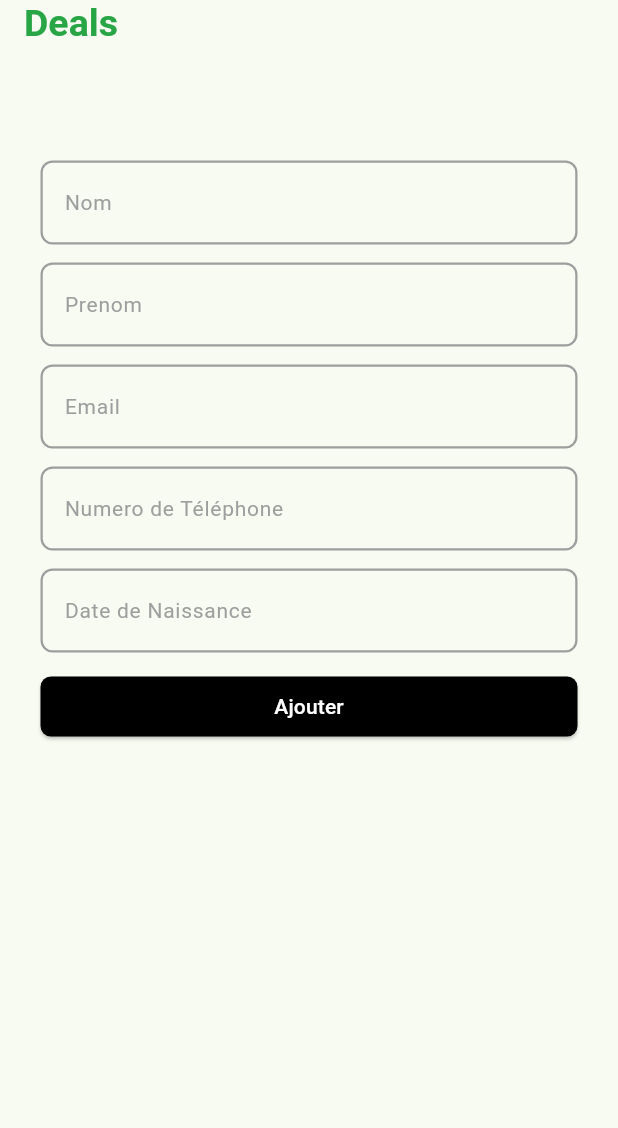
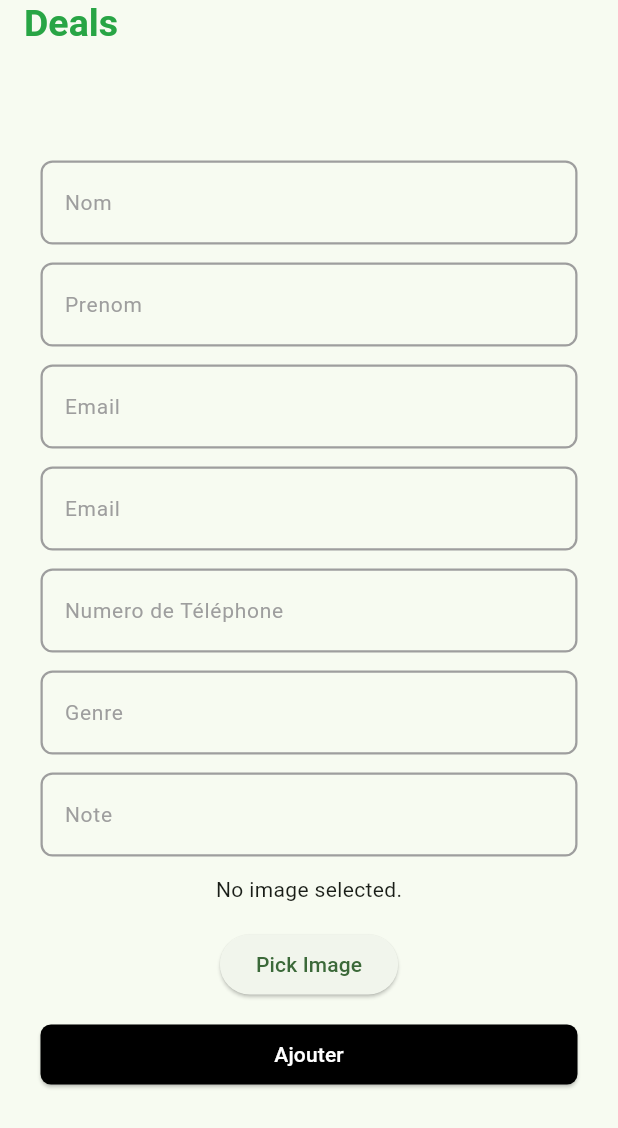
Before and after one commit to joceOG/sdealsidentification, a Flutter app: the screen it shows after launch, after a tap on "Ajouter", on a phone screen of 412 x 824 dp, the part 108-1236 px from its top. Run offline on Flutter 3.47's test engine with Material 3 defaults, Android fonts, the phone set to English and light mode, and no system bars; our stand-ins replace bloc, equatable, flutter_bloc, image_picker, sqflite; missing offline and left inert: dart:ffi; accounts and stored records are empty.

Commit message:
Other File Image Picker

```diff
--- a/lib/data/controllers/add_utilisateur_controller.dart
+++ b/lib/data/controllers/add_utilisateur_controller.dart
@@ -1,3 +1,5 @@
+import 'dart:io';
+
 import 'package:flutter/material.dart';
 
 class AddUtilisateurController {
@@ -5,10 +7,11 @@ class AddUtilisateurController {
   TextEditingController nom = TextEditingController();
   TextEditingController prenom = TextEditingController();
   TextEditingController email = TextEditingController();
+  TextEditingController motdepasse = TextEditingController();
   TextEditingController telephone = TextEditingController();
   TextEditingController genre = TextEditingController();
   TextEditingController note = TextEditingController();
-  TextEditingController photoprofil = TextEditingController();
+  File? photoprofil;
   TextEditingController idutilisateur = TextEditingController();
   TextEditingController idservice = TextEditingController();
   TextEditingController nomservice = TextEditingController();
@@ -19,4 +22,5 @@ class AddUtilisateurController {
   TextEditingController selfie = TextEditingController();
   TextEditingController verifier = TextEditingController();
 
+
 }
--- a/lib/data/models/utilisateur.dart
+++ b/lib/data/models/utilisateur.dart
@@ -1,26 +1,25 @@
 
-import 'dart:ffi';
-import 'dart:typed_data';
+import 'dart:io';
 
 class Utilisateur {
   String nom;
   String prenom;
   String email;
-  ByteBuffer photoprofil;
   String motdepasse;
   String telephone;
   String genre;
   String note;
+  File? photoprofil;
 
   Utilisateur({
     required this.nom,
     required this.prenom,
     required this.email,
-    required this.photoprofil,
     required this.motdepasse,
     required this.telephone,
     required this.genre,
     required this.note,
+    required this.photoprofil,
   });
 
   Map<String, dynamic> toMap() {
@@ -28,11 +27,11 @@ class Utilisateur {
       'nom': nom,
       'prenom': prenom,
       'email': email,
-      'photoprofil': photoprofil,
       'motdepasse': motdepasse,
       'telephone': email,
       'genre': genre,
       'note': note,
+      'photoprofil': photoprofil,
     };
   }
 }
--- a/lib/main.dart
+++ b/lib/main.dart
@@ -3,7 +3,9 @@ import 'package:flutter_bloc/flutter_bloc.dart';
 import 'package:sdealsidentification/view/add_todo/add_todo_bloc/add_todo_bloc.dart';
 import 'package:sdealsidentification/view/add_utilisateur/add_utilisateur_bloc/add_utilisateur_bloc.dart';
 import 'package:sdealsidentification/view/add_utilisateur/screens/add_utilisateur_screen.dart';
+import 'package:sdealsidentification/view/image_picker/screens/image_picker_utils.dart';
 import 'package:sdealsidentification/view/list_todos/list_bloc/list_todo_bloc.dart';
+import 'package:sdealsidentification/view/image_picker/image_picker_bloc/image_picker_bloc.dart';
 
 void main() {
   runApp(const MyApp());
@@ -20,7 +22,8 @@ class MyApp extends StatelessWidget {
       providers: [
         BlocProvider<AddUtilisateurBloc>(
           create: (context) => addUtilisateurBloc,
-        )
+        ),
+        BlocProvider(create: (_) => ImagePickerBloc(ImagePickerUtils())),
       ],
       child: MaterialApp(
         title: 'Soutrali Deals',
--- a/lib/view/add_utilisateur/add_utilisateur_bloc/add_utilisateur_bloc.dart
+++ b/lib/view/add_utilisateur/add_utilisateur_bloc/add_utilisateur_bloc.dart
@@ -1,13 +1,22 @@
-import 'package:bloc/bloc.dart';
+//import 'dart:html';
+import 'dart:io';
+
 import 'package:equatable/equatable.dart';
+import 'package:image_picker/image_picker.dart';
 import 'package:sdealsidentification/data/models/todo.dart';
+import 'package:sdealsidentification/data/models/utilisateur.dart';
 import 'package:sdealsidentification/data/services/database_service.dart';
 
 import 'package:sdealsidentification/view/add_utilisateur/add_utilisateur_bloc/add_utilisateur_event.dart';
 import 'package:sdealsidentification/view/add_utilisateur/add_utilisateur_bloc/add_utilisateur_state.dart';
+import 'package:sdealsidentification/data/controllers/add_utilisateur_controller.dart';
+import 'package:bloc/bloc.dart';
+import 'package:http/http.dart' as http;
+
+import 'package:http/http.dart';
 
 class AddUtilisateurBloc extends Bloc<AddUtilisateurEvent, AddUtilisateurState> {
-  final DatabaseService databaseService = DatabaseService.instance;
+  //final DatabaseService databaseService = DatabaseService.instance;
 
   AddUtilisateurBloc() : super(AddUtilisateurInitialState()) {
     on<AddUtilisateurEvent>((event, emit) async {
@@ -17,15 +26,88 @@ class AddUtilisateurBloc extends Bloc<AddUtilisateurEvent, AddUtilisateurState>
       }
 
       if(event is AddUtilisateurButtonPressed) {
-        try {
-          Todo todo = event.todo;
+        print("User Click")  ;
+        Utilisateur utilisateur = event.utilisateur;
 
-          await databaseService.insertTodo(todo);
+        var request = http.MultipartRequest('POST', Uri.parse('http://localhost:3000/api/utilisateur'));
+        request.fields.addAll({
+          'nom': utilisateur.nom,
+          'prenom': utilisateur.prenom,
+          'email': utilisateur.email,
+          'motdepasse': utilisateur.motdepasse,
+          'telephone': utilisateur.telephone,
+          'genre': utilisateur.genre,
+          'note': utilisateur.note,
+        });
+        request.files.add(await http.MultipartFile.fromPath('photoprofil' ,
+            utilisateur.photoprofil!.path ));
+
+        http.StreamedResponse response = await request.send();
+
+        if (response.statusCode == 200) {
+          print(await response.stream.bytesToString());
           emit(AddUtilisateurSuccessState());
-        } catch (e) {
+        }
+        else {
+          print(response.reasonPhrase);
           emit(const AddUtilisateurErrorState(message: 'Une erreur est surveneue'));
+
         }
+
+
+
       }
+      if(event is AddUtilisateurButtonPressed) {
+            print("User Click")  ;
+          Utilisateur utilisateur = event.utilisateur;
+
+          var request = http.MultipartRequest('POST', Uri.parse('http://localhost:3000/api/utilisateur'));
+          request.fields.addAll({
+            'nom': utilisateur.nom,
+            'prenom': utilisateur.prenom,
+            'email': utilisateur.email,
+            'motdepasse': utilisateur.motdepasse,
+            'telephone': utilisateur.telephone,
+            'genre': utilisateur.genre,
+            'note': utilisateur.note,
+          });
+          request.files.add(await http.MultipartFile.fromPath('photoprofil' ,
+               utilisateur.photoprofil!.path ));
+
+          http.StreamedResponse response = await request.send();
+
+          if (response.statusCode == 200) {
+            print(await response.stream.bytesToString());
+            emit(AddUtilisateurSuccessState());
+          }
+          else {
+            print(response.reasonPhrase);
+            emit(const AddUtilisateurErrorState(message: 'Une erreur est surveneue'));
+
+          }
+
+
+
+      }
+
+
     });
   }
+
+  @override
+  Stream<AddUtilisateurState> mapEventToState(AddUtilisateurEvent event) async* {
+    print('PickImage') ;
+    if (event is PickImage) {
+      try {
+        final picker = ImagePicker();
+        final pickedFile = await picker.pickImage(source: ImageSource.gallery);
+        if (pickedFile != null) {
+          yield ImagePicked(File(pickedFile.path));
+        }
+      } catch (e) {
+        yield FormSubmissionError('Failed to pick image');
+      }
+    }
+  }
+
 }
--- a/lib/view/add_utilisateur/add_utilisateur_bloc/add_utilisateur_event.dart
+++ b/lib/view/add_utilisateur/add_utilisateur_bloc/add_utilisateur_event.dart
@@ -2,6 +2,8 @@ import 'package:equatable/equatable.dart';
 import 'package:sdealsidentification/view/add_todo/add_todo_bloc/add_todo_bloc.dart';
 
 import '../../../data/models/todo.dart';
+import '../../../data/models/utilisateur.dart';
+
 
 abstract class AddUtilisateurEvent extends Equatable {
   const AddUtilisateurEvent();
@@ -13,10 +15,14 @@ abstract class AddUtilisateurEvent extends Equatable {
 class AddUtilisateurInitialEvent extends AddUtilisateurEvent {}
 
 class AddUtilisateurButtonPressed extends AddUtilisateurEvent {
-  final Todo todo;
+  final Utilisateur utilisateur;
 
-  const AddUtilisateurButtonPressed({required this.todo});
+  const AddUtilisateurButtonPressed({required this.utilisateur});
+
 
   @override
-  List<Object> get props => [todo];
+  List<Object> get props => [utilisateur];
 }
+
+class PickImage extends AddUtilisateurEvent {
+}
--- a/lib/view/add_utilisateur/add_utilisateur_bloc/add_utilisateur_state.dart
+++ b/lib/view/add_utilisateur/add_utilisateur_bloc/add_utilisateur_state.dart
@@ -1,4 +1,7 @@
+import 'dart:io';
+
 import 'package:equatable/equatable.dart';
+import 'package:flutter/cupertino.dart';
 import 'package:sdealsidentification/view/add_utilisateur/add_utilisateur_bloc/add_utilisateur_bloc.dart';
 
 abstract class AddUtilisateurState extends Equatable {
@@ -8,7 +11,7 @@ abstract class AddUtilisateurState extends Equatable {
   List<Object> get props => [];
 }
 
-final class AddUtilisateurInitialState extends AddUtilisateurState {}
+class AddUtilisateurInitialState extends AddUtilisateurState {}
 
 class LoadingAddUtilisateurState extends AddUtilisateurState {}
 
@@ -21,3 +24,21 @@ class AddUtilisateurErrorState extends AddUtilisateurState {
   @override
   List<Object> get props => [message];
 }
+
+class ImagePicked extends AddUtilisateurState {
+  final File photoprofil;
+
+  const ImagePicked(this.photoprofil);
+
+  @override
+  List<Object> get props => [photoprofil];
+}
+
+class FormSubmissionError extends AddUtilisateurState  {
+  final String error;
+
+  FormSubmissionError(this.error);
+
+  @override
+  List<Object> get props => [error];
+}
--- a/lib/view/add_utilisateur/screens/add_utilisateur_screen.dart
+++ b/lib/view/add_utilisateur/screens/add_utilisateur_screen.dart
@@ -5,6 +5,8 @@ import 'package:sdealsidentification/data/models/todo.dart';
 import 'package:sdealsidentification/view/add_utilisateur/add_utilisateur_bloc/add_utilisateur_bloc.dart';
 import 'package:sdealsidentification/view/add_utilisateur/add_utilisateur_bloc/add_utilisateur_event.dart';
 import 'package:sdealsidentification/view/add_utilisateur/add_utilisateur_bloc/add_utilisateur_state.dart';
+import 'dart:io';
+import '../../../data/models/utilisateur.dart';
 
 class AddUtilisateurScreen extends StatefulWidget {
   const AddUtilisateurScreen({super.key});
@@ -62,7 +64,8 @@ class _AddUtilisateurScreenState extends State<AddUtilisateurScreen> {
           ),
         ),
       ),
-      body: Container(
+      body: SingleChildScrollView(
+         child: Container(
         height: MediaQuery.of(context).size.height / 0.8,
         padding: const EdgeInsets.symmetric(horizontal: 12, vertical: 12),
         child: Form(
@@ -80,6 +83,13 @@ class _AddUtilisateurScreenState extends State<AddUtilisateurScreen> {
                       return messageText(
                           message: 'Utilisateur ajouté', type: 'success');
                     }
+                    else if (state is ImagePicked) {
+                      print("image pick click");
+                      setState(() {
+                        addUtilisateurController.photoprofil = state.photoprofil;
+                      });
+                    }
+
                     return Container();
                   },
                 ),
@@ -99,32 +109,69 @@ class _AddUtilisateurScreenState extends State<AddUtilisateurScreen> {
                   height: 12,
                 ),
                 formField(
-                    controller: addUtilisateurController.prenom,
+                    controller: addUtilisateurController.email,
                     hintText: 'Email'),
                 const SizedBox(
                   height: 12,
                 ),
                 formField(
-                    controller: addUtilisateurController.prenom,
+                    controller: addUtilisateurController.motdepasse,
+                    hintText: 'Email'),
+                const SizedBox(
+                  height: 12,
+                ),
+                formField(
+                    controller: addUtilisateurController.telephone,
                     hintText: 'Numero de Téléphone'),
                 const SizedBox(
                   height: 12,
                 ),
                 formField(
-                    controller: addUtilisateurController.prenom,
-                    hintText: 'Date de Naissance'),
+                    controller: addUtilisateurController.genre,
+                    hintText: 'Genre'),
+                const SizedBox(
+                  height: 12,
+                ),
+                formField(
+                    controller: addUtilisateurController.note,
+                    hintText: 'Note'),
+                const SizedBox(
+                  height: 12,
+                ),
+                addUtilisateurController.photoprofil == null
+                    ? Text('No image selected.')
+                    : Image.file(addUtilisateurController.photoprofil!),
+                SizedBox(height: 16.0),
+                ElevatedButton(
+                  onPressed: () {
+                     print('checking');
+
+                    BlocProvider.of<AddUtilisateurBloc>(context)
+                        .add(PickImage());
+                  },
+                  child: Text('Pick Image'),
+                ),
                 const SizedBox(
                   height: 12,
                 ),
                 ElevatedButton(
                     onPressed: () {
+                      print("Click");
                       if (isFormValid()) {
-                        Todo todo = Todo(
-                            title: addUtilisateurController.nom.value.text,
-                            content:
-                                addUtilisateurController.prenom.value.text);
+                        Utilisateur utilisateur = Utilisateur(
+                            nom: addUtilisateurController.nom.value.text,
+                            prenom: addUtilisateurController.prenom.value.text,
+                            email: addUtilisateurController.email.value.text,
+                            motdepasse: addUtilisateurController.nom.value.text,
+                            telephone: addUtilisateurController.telephone.value.text,
+                            genre: addUtilisateurController.genre.value.text,
+                            note: addUtilisateurController.note.value.text,
+                            photoprofil: addUtilisateurController.photoprofil
+                        );
+                        print(utilisateur);
+                        print("End User");
                         BlocProvider.of<AddUtilisateurBloc>(context)
-                            .add(AddUtilisateurButtonPressed(todo: todo));
+                            .add(AddUtilisateurButtonPressed(utilisateur: utilisateur));
                       }
                     },
                     style: ElevatedButton.styleFrom(
@@ -142,7 +189,7 @@ class _AddUtilisateurScreenState extends State<AddUtilisateurScreen> {
             ),
           ),
         ),
-      ),
+      ), ),
     );
   }
 
@@ -168,7 +215,14 @@ class _AddUtilisateurScreenState extends State<AddUtilisateurScreen> {
 
   bool isFormValid() =>
       addUtilisateurController.nom.text.isNotEmpty &&
-      addUtilisateurController.prenom.text.isNotEmpty;
+      addUtilisateurController.prenom.text.isNotEmpty &&
+          addUtilisateurController.email.text.isNotEmpty &&
+          addUtilisateurController.motdepasse.text.isNotEmpty &&
+          addUtilisateurController.telephone.text.isNotEmpty &&
+          addUtilisateurController.genre.text.isNotEmpty &&
+          addUtilisateurController.note.text.isNotEmpty &&
+          addUtilisateurController.photoprofil != null
+  ;
 
   Center messageText({
     required String message,
--- /dev/null
+++ b/lib/view/image_picker/image_picker_bloc/image_picker_bloc.dart
@@ -0,0 +1,29 @@
+import 'package:bloc/bloc.dart';
+import 'package:equatable/equatable.dart';
+import 'package:image_picker/image_picker.dart';
+
+
+import '../screens/image_picker_utils.dart';
+
+part 'image_picker_event.dart';
+part 'image_picker_state.dart';
+
+class ImagePickerBloc extends Bloc<ImagePickerEvent, ImagePickerState> {
+  final ImagePickerUtils imagePickerUtils ;
+  ImagePickerBloc(
+      this.imagePickerUtils
+      ) : super(const ImagePickerState()) {
+    on<CameraCapture>(_cameraCapture);
+    on<GalleryPicker>(_galleryPicker);
+  }
+
+  void _cameraCapture(CameraCapture event , Emitter<ImagePickerState> emit)async{
+    XFile? file = await imagePickerUtils.cameraCapture();
+    emit(state.copyWith(file: file));
+  }
+
+  void _galleryPicker(GalleryPicker event , Emitter<ImagePickerState> emit)async{
+    XFile? file = await imagePickerUtils.pickImageFromGallery();
+    emit(state.copyWith(file: file));
+  }
+}
--- /dev/null
+++ b/lib/view/image_picker/image_picker_bloc/image_picker_event.dart
@@ -0,0 +1,12 @@
+part of 'image_picker_bloc.dart';
+
+abstract class ImagePickerEvent extends Equatable{
+  const ImagePickerEvent();
+
+  @override
+  List<Object> get props => [];
+}
+
+
+class CameraCapture extends ImagePickerEvent {}
+class GalleryPicker extends ImagePickerEvent {}
--- /dev/null
+++ b/lib/view/image_picker/image_picker_bloc/image_picker_state.dart
@@ -0,0 +1,21 @@
+part of 'image_picker_bloc.dart';
+
+
+class ImagePickerState extends Equatable{
+  final XFile? file ;
+
+  const ImagePickerState({
+    this.file
+  }) ;
+
+  ImagePickerState copyWith({XFile? file}){
+    return ImagePickerState(
+        file : file ?? this.file
+    );
+  }
+
+  @override
+  // TODO: implement props
+  List<Object?> get props => [file];
+
+}
--- /dev/null
+++ b/lib/view/image_picker/screens/image_picker_screen.dart
@@ -0,0 +1,44 @@
+
+
+import 'dart:io';
+
+import 'package:sdealsidentification/view/image_picker/image_picker_bloc/image_picker_bloc.dart';
+import 'package:flutter/material.dart';
+import 'package:flutter_bloc/flutter_bloc.dart';
+
+class ImagePickerScreen extends StatefulWidget {
+  const ImagePickerScreen({Key? key}) : super(key: key);
+
+  @override
+  State<ImagePickerScreen> createState() => _ImagePickerScreenState();
+}
+
+class _ImagePickerScreenState extends State<ImagePickerScreen> {
+
+  @override
+  Widget build(BuildContext context) {
+    return  Scaffold(
+      body: Center(
+        child: BlocBuilder<ImagePickerBloc , ImagePickerState>(
+            builder: (context, state){
+              return state.file == null ? InkWell(
+                onTap: (){
+                  context.read<ImagePickerBloc>().add(GalleryPicker());
+                },
+                child: const CircleAvatar(
+                  radius: 20,
+                  child: Icon(Icons.camera),
+
+                ),
+              ) : Image.file(File(state.file!.path.toString()),height: 200,width: 200,);
+            }
+        ),
+      ),
+      floatingActionButton: FloatingActionButton(
+        onPressed: (){
+
+        },
+      ),
+    );
+  }
+}
--- /dev/null
+++ b/lib/view/image_picker/screens/image_picker_utils.dart
@@ -0,0 +1,17 @@
+import 'package:image_picker/image_picker.dart';
+
+class ImagePickerUtils {
+
+  final ImagePicker _picker = ImagePicker();
+
+  Future<XFile?> cameraCapture()async{
+    final XFile? file = await _picker.pickImage(source: ImageSource.camera);
+    return file;
+  }
+
+  Future<XFile?> pickImageFromGallery()async{
+    final XFile? file = await _picker.pickImage(source: ImageSource.gallery);
+    return file;
+  }
+
+}
--- a/pubspec.yaml
+++ b/pubspec.yaml
@@ -38,6 +38,8 @@ dependencies:
   flutter_bloc: ^8.1.5
   sqflite: ^2.3.0
   equatable: ^2.0.5
+  image_picker: ^0.8.4+5
+  http: ^1.2.1
 
 dev_dependencies:
   flutter_test:
```
Also changed, not shown: pubspec.lock, 5 other files.
